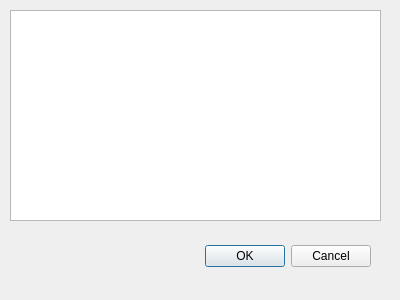
Above: themepicker.ui from shirnschall/H-Bridge before the change. Below: the same form after it.
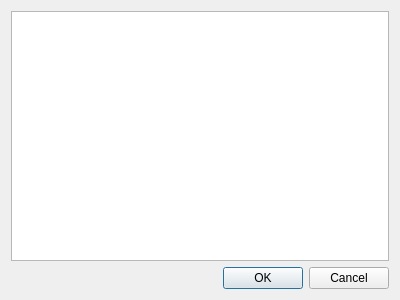
That is the form after the change.

Patch:
```diff
--- a/themepicker.ui
+++ b/themepicker.ui
@@ -13,15 +13,12 @@
   <property name="windowTitle">
    <string>Dialog</string>
   </property>
+  <layout class="QGridLayout" name="gridLayout">
+   <item row="0" column="0">
+    <widget class="QListWidget" name="listWidget"/>
+   </item>
+   <item row="1" column="0">
   <widget class="QDialogButtonBox" name="buttonBox">
-   <property name="geometry">
-    <rect>
-     <x>30</x>
-     <y>240</y>
-     <width>341</width>
-     <height>32</height>
-    </rect>
-   </property>
    <property name="orientation">
     <enum>Qt::Horizontal</enum>
    </property>
@@ -29,16 +26,8 @@
     <set>QDialogButtonBox::Cancel|QDialogButtonBox::Ok</set>
    </property>
   </widget>
-  <widget class="QListWidget" name="listWidget">
-   <property name="geometry">
-    <rect>
-     <x>10</x>
-     <y>10</y>
-     <width>371</width>
-     <height>211</height>
-    </rect>
-   </property>
-  </widget>
+   </item>
+  </layout>
  </widget>
  <resources/>
  <connections>
```
Left out of the diff: 8 changed lines with no effect on the pictures. Lines whose indentation alone changed are shown as unchanged.
